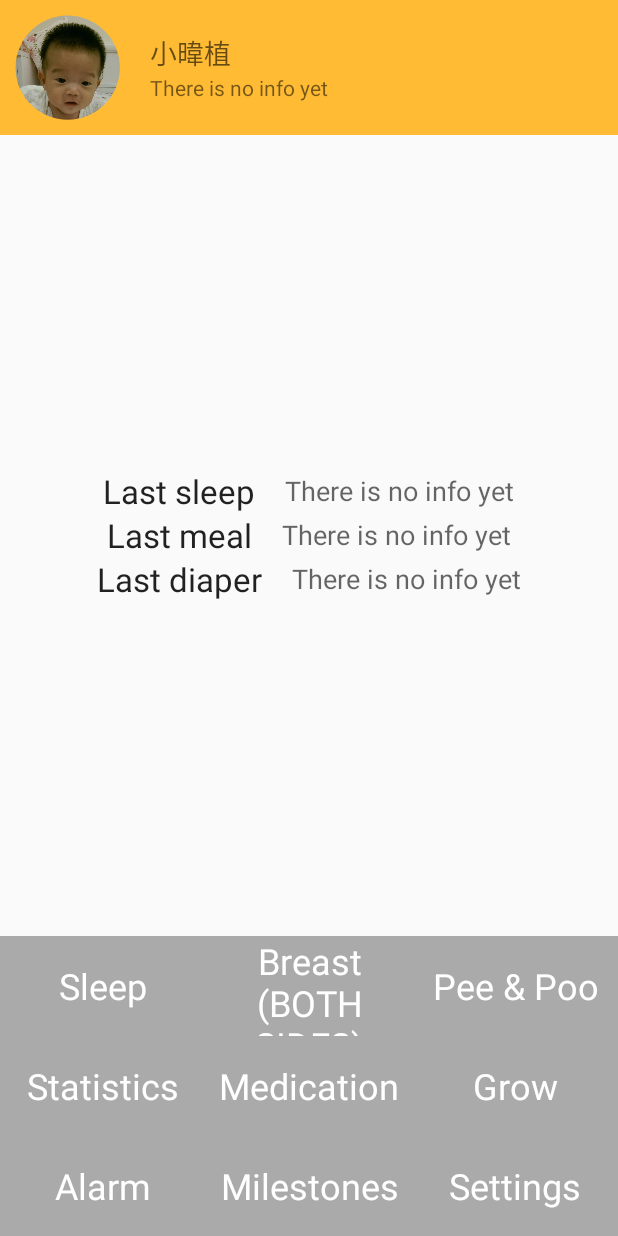
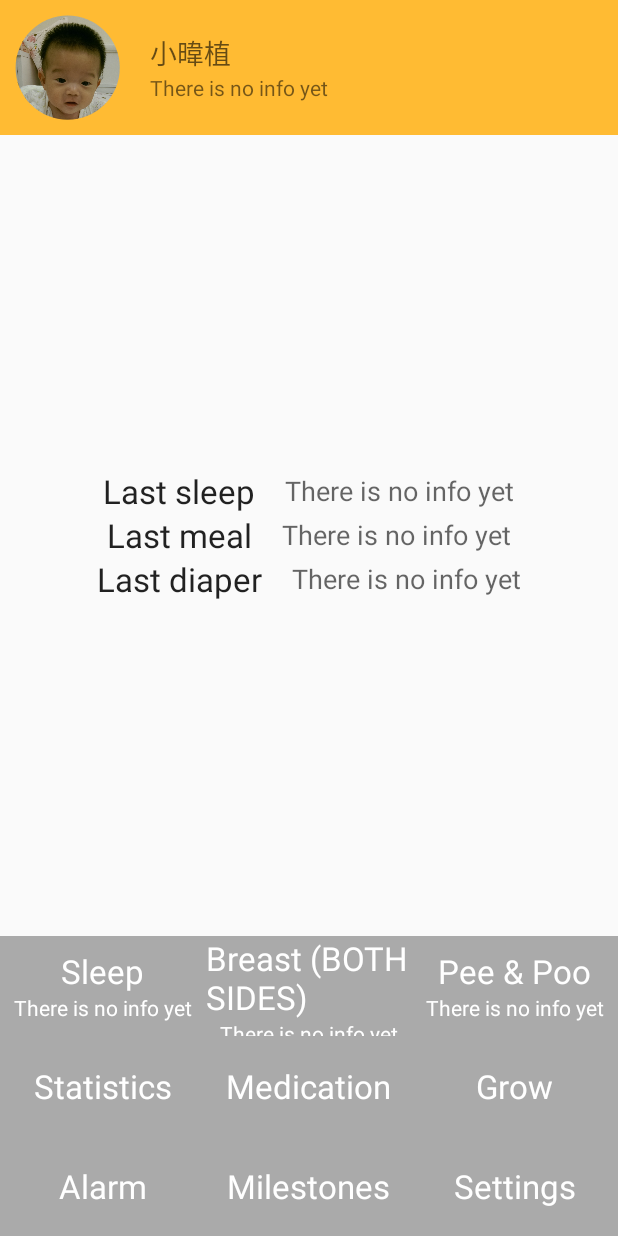
Before and after one commit to Roger00/babyTracker, an Android app: the screen it shows after launch (MainActivity), on a phone screen of 412 x 824 dp. Run offline under Robolectric (Android 15) with nearby library versions, the phone set to English and light mode, and no system bars; 8 statements that could not run were skipped.

Commit message:
Display last info on SwipeButtons
- Implement swipe buttons that has title/detail and counter
- Display info on the button
- Remove unused resources

```diff
--- a/BabyTracker/app/src/main/java/com/rnfstudio/babytracker/MainActivity.java
+++ b/BabyTracker/app/src/main/java/com/rnfstudio/babytracker/MainActivity.java
@@ -50,13 +50,12 @@ public class MainActivity extends Activity {
     private List<SwipeButton> getSwipeButtons(View v) {
         List<SwipeButton> ret = new ArrayList<>();
 
-        if (v instanceof ViewGroup) {
+        if (v instanceof SwipeButton) {
+            ret.add((SwipeButton) v);
+
+        } else if (v instanceof ViewGroup) {
             for (int i = 0; i < ((ViewGroup) v).getChildCount(); i++) {
                 ret.addAll(getSwipeButtons(((ViewGroup) v).getChildAt(i)));
-            }
-        } else {
-            if (v instanceof SwipeButton) {
-                ret.add((SwipeButton) v);
             }
         }
         return ret;
--- a/BabyTracker/app/src/main/java/com/rnfstudio/babytracker/SwipeButtonHandler.java
+++ b/BabyTracker/app/src/main/java/com/rnfstudio/babytracker/SwipeButtonHandler.java
@@ -20,6 +20,7 @@ import com.rnfstudio.babytracker.db.EventContract;
 import com.rnfstudio.babytracker.db.EventDB;
 import com.rnfstudio.babytracker.utility.SwipeButton;
 import com.rnfstudio.babytracker.utility.TimeUtils;
+import com.rnfstudio.babytracker.utility.Utilities;
 
 import java.util.ArrayList;
 import java.util.Calendar;
@@ -102,6 +103,9 @@ public class SwipeButtonHandler implements SwipeButton.Handler {
     private Button mStopButton;
     private ViewGroup mLastInfoPanel;
     private ViewGroup mInfoPanel;
+    private SwipeButton mSleepButton;
+    private SwipeButton mMealButton;
+    private SwipeButton mDiaperButton;
 
     private LastInfo mLastInfo;
 
@@ -202,6 +206,14 @@ public class SwipeButtonHandler implements SwipeButton.Handler {
     @Override
     public void addSwipeButton(SwipeButton btn) {
         mButtons.add(btn);
+
+        if (btn.getMainFuncId().equals(MENU_ITEM_SLEEP)) {
+            mSleepButton = btn;
+        } else if (btn.getMainFuncId().equals(MENU_ITEM_MEAL_TYPE_BREAST_BOTH)) {
+            mMealButton = btn;
+        } else if (btn.getMainFuncId().equals(MENU_ITEM_DIAPER_BOTH)) {
+            mDiaperButton = btn;
+        }
     }
 
     public void setLogView(TextView logView) {
@@ -246,6 +258,7 @@ public class SwipeButtonHandler implements SwipeButton.Handler {
     private void showCounterPanel(boolean show) {
         mCounterPanel.setVisibility(show ? View.VISIBLE : View.INVISIBLE);
         mMenuPanel.setVisibility(show ? View.INVISIBLE : View.VISIBLE);
+        if (show) refreshCounter();
     }
 
     public void setMenuPanel(ViewGroup menu) {
@@ -282,6 +295,7 @@ public class SwipeButtonHandler implements SwipeButton.Handler {
         TextView lastMealDetail = (TextView) mLastInfoPanel.findViewById(R.id.last_meal_detail);
         TextView lastDiaperDetail = (TextView) mLastInfoPanel.findViewById(R.id.last_diaper_detail);
 
+
         if (lastSleepDetail != null) {
             lastSleepDetail.setText(mLastInfo.getLastSleepMessage(mContext));
         }
@@ -292,6 +306,15 @@ public class SwipeButtonHandler implements SwipeButton.Handler {
             lastDiaperDetail.setText(mLastInfo.getLastDiaperMessage(mContext));
         }
 
+        if (mSleepButton != null) {
+            mSleepButton.setDetail(mLastInfo.getLastSleepMessage(mContext));
+        }
+        if (mMealButton != null) {
+            mMealButton.setDetail(mLastInfo.getLastMealMessage(mContext));
+        }
+        if (mDiaperButton != null) {
+            mDiaperButton.setDetail(mLastInfo.getLastDiaperMessage(mContext));
+        }
     }
 
     public void startTimeTicker() {
@@ -332,7 +355,7 @@ public class SwipeButtonHandler implements SwipeButton.Handler {
             TextView counterFunc = (TextView) mCounterPanel.findViewById(R.id.counterFunc);
             TextView counterTime = (TextView) mCounterPanel.findViewById(R.id.counterTime);
             counterTime.setText(String.format("%02d:%02d:%02d", hours, minutes, seconds));
-            counterFunc.setText(MainMenuItem.getDisplayCmd(mContext, getTimerFuncId()));
+            counterFunc.setText(Utilities.getDisplayCmd(mContext, getTimerFuncId()));
         }
     }
 
@@ -374,15 +397,19 @@ public class SwipeButtonHandler implements SwipeButton.Handler {
     }
 
     public void saveStates() {
+        String startTimeStr = "";
+        String timerFuncId = "";
         if (isTimerRunning()) {
-            SharedPreferences prefs = PreferenceManager.getDefaultSharedPreferences(mContext);
-            SharedPreferences.Editor editor = prefs.edit();
+            startTimeStr = TimeUtils.flattenCalendarTimeSafely(getStartTime(), EventContract.EventEntry.SIMPLE_DATE_TIME_FORMAT);
+            timerFuncId = getTimerFuncId();
+        }
 
-            String startTimeStr = TimeUtils.flattenCalendarTimeSafely(getStartTime(), EventContract.EventEntry.SIMPLE_DATE_TIME_FORMAT);
-            editor.putString(STATE_KEY_TIMER_START_TIME, startTimeStr);
-            editor.putString(STATE_KEY_TIMER_FUNCTION, getTimerFuncId());
-            editor.commit();
-        }
+        SharedPreferences prefs = PreferenceManager.getDefaultSharedPreferences(mContext);
+        SharedPreferences.Editor editor = prefs.edit();
+
+        editor.putString(STATE_KEY_TIMER_START_TIME, startTimeStr);
+        editor.putString(STATE_KEY_TIMER_FUNCTION, timerFuncId);
+        editor.commit();
     }
 
     public void restoreStates() {
--- a/BabyTracker/app/src/main/java/com/rnfstudio/babytracker/utility/SwipeButton.java
+++ b/BabyTracker/app/src/main/java/com/rnfstudio/babytracker/utility/SwipeButton.java
@@ -3,16 +3,17 @@ package com.rnfstudio.babytracker.utility;
 import android.content.Context;
 import android.content.res.Resources;
 import android.content.res.TypedArray;
-import android.graphics.drawable.Drawable;
+import android.graphics.PointF;
 import android.os.Vibrator;
 import android.text.TextUtils;
 import android.util.AttributeSet;
 import android.util.Log;
-import android.util.TypedValue;
 import android.view.Gravity;
 import android.view.LayoutInflater;
 import android.view.MotionEvent;
 import android.view.View;
+import android.view.ViewGroup;
+import android.widget.LinearLayout;
 import android.widget.PopupWindow;
 import android.widget.TextView;
 
@@ -21,14 +22,37 @@ import com.rnfstudio.babytracker.R;
 /**
  * Created by Roger on 2015/7/14.
  */
-public class SwipeButton extends TextView {
+public class SwipeButton extends LinearLayout {
+
+
+    // ------------------------------------------------------------------------
+    // TYPES
+    // ------------------------------------------------------------------------
+    public interface Handler {
+        public void OnClick(Context context, String cmd);
+        public void addSwipeButton(SwipeButton btn);
+    }
+
+    // ------------------------------------------------------------------------
+    // STATIC FIELDS
+    // ------------------------------------------------------------------------
     private static final String TAG = "SwipeButton";
     private static final boolean DEBUG = false;
 
     private static final String EMPTY_COMMAND = "";
-
     private static PopupWindow sPopup;
 
+    // ------------------------------------------------------------------------
+    // STATIC INITIALIZERS
+    // ------------------------------------------------------------------------
+
+    // ------------------------------------------------------------------------
+    // STATIC METHODS
+    // ------------------------------------------------------------------------
+
+    // ------------------------------------------------------------------------
+    // FIELDS
+    // ------------------------------------------------------------------------
     private PressState mPressedState;
     private String mMainFuncId;
     private String mLeftFuncId;
@@ -37,11 +61,22 @@ public class SwipeButton extends TextView {
     private String mDownFuncId;
     private Handler mHandler;
 
-    public interface Handler {
-        public void OnClick(Context context, String cmd);
-        public void addSwipeButton(SwipeButton btn);
-    }
+    private ViewGroup mMainPanel;
+    private TextView mTitle;
+    private TextView mDetail;
+    private TextView mCounter;
 
+    // ------------------------------------------------------------------------
+    // INITIALIZERS
+    // ------------------------------------------------------------------------
+
+    // ------------------------------------------------------------------------
+    // CONSTRUCTORS
+    // ------------------------------------------------------------------------
+
+    // ------------------------------------------------------------------------
+    // METHODS
+    // ------------------------------------------------------------------------
     public SwipeButton(Context context, AttributeSet attrs, int defStyleAttr, int defStyleRes) {
         super(context, attrs, defStyleAttr, defStyleRes);
         init(context, attrs);
@@ -63,6 +98,38 @@ public class SwipeButton extends TextView {
     }
 
     private void init(final Context context, AttributeSet attrs) {
+        // initialize sub-functions
+        if (attrs != null) {
+            TypedArray a = context.getTheme().obtainStyledAttributes(
+                    attrs,
+                    R.styleable.SwipeButton,
+                    0, 0);
+            try {
+                mMainFuncId = a.getString(R.styleable.SwipeButton_main);
+                mLeftFuncId = a.getString(R.styleable.SwipeButton_left);
+                mRightFuncId = a.getString(R.styleable.SwipeButton_right);
+                mUpFuncId = a.getString(R.styleable.SwipeButton_up);
+                mDownFuncId = a.getString(R.styleable.SwipeButton_down);
+            } finally {
+                a.recycle();
+            }
+        }
+
+        // inflate views and set default states
+        LayoutInflater inflater = (LayoutInflater) context.getSystemService(Context.LAYOUT_INFLATER_SERVICE);
+        inflater.inflate(R.layout.swipe_button, this);
+        mMainPanel = (ViewGroup) findViewById(R.id.mainPanel);
+        mTitle = (TextView) mMainPanel.findViewById(R.id.title);
+        mDetail = (TextView) mMainPanel.findViewById(R.id.detail);
+        mCounter = (TextView) findViewById(R.id.counter);
+        setTitle(Utilities.getDisplayCmd(context, mMainFuncId));
+        showCounter(false);
+
+        // setOnTouchListener for popup tips
+        initTouchListener(context);
+    }
+
+    private void initTouchListener(final Context context) {
         mPressedState = new PressState();
 
         setOnTouchListener(new OnTouchListener() {
@@ -142,37 +209,31 @@ public class SwipeButton extends TextView {
                 return false;
             }
         });
+    }
 
-        if (attrs == null) {
-            return;
+    private void setTitle(String title) {
+        mTitle.setText(title);
+    }
+
+    public void setDetail(String detail) {
+        if (mDetail.getVisibility() == View.GONE) {
+            mDetail.setVisibility(View.VISIBLE);
         }
+        mDetail.setText(detail);
+    }
 
-        // initialize sub-functions
-        TypedArray a = context.getTheme().obtainStyledAttributes(
-                attrs,
-                R.styleable.SwipeButton,
-                0, 0);
+    public void setCounterText(String text) {
+        mCounter.setText(text);
+    }
 
-        try {
-            mMainFuncId = a.getString(R.styleable.SwipeButton_main);
-            mLeftFuncId = a.getString(R.styleable.SwipeButton_left);
-            mRightFuncId = a.getString(R.styleable.SwipeButton_right);
-            mUpFuncId = a.getString(R.styleable.SwipeButton_up);
-            mDownFuncId = a.getString(R.styleable.SwipeButton_down);
-        } finally {
-            a.recycle();
+    public void showCounter(boolean show) {
+        if (show) {
+            mMainPanel.setVisibility(INVISIBLE);
+            mCounter.setVisibility(VISIBLE);
+        } else {
+            mMainPanel.setVisibility(VISIBLE);
+            mCounter.setVisibility(INVISIBLE);
         }
-
-        Resources res = context.getResources();
-        int displayStrId = res.getIdentifier(mMainFuncId, "string", "com.rnfstudio.babytracker");
-        setText(res.getString(displayStrId));
-        setTextSize(TypedValue.COMPLEX_UNIT_PX, getResources().getDimension(R.dimen.menu_item_text_size));
-        setGravity(Gravity.CENTER);
-        setTextColor(getResources().getColor(android.R.color.white));
-
-        // set background
-        Drawable bgDrawable = context.getResources().getDrawable(R.drawable.swipe_button_background);
-        setBackground(bgDrawable);
     }
 
     private void showTooltip(Context context, View v, String command) {
@@ -234,6 +295,10 @@ public class SwipeButton extends TextView {
         return TextUtils.isEmpty(command) ? EMPTY_COMMAND : command;
     }
 
+    public String getMainFuncId() {
+        return mMainFuncId;
+    }
+
     public void setHandler(Handler handler) {
         this.mHandler = handler;
         mHandler.addSwipeButton(this);
--- /dev/null
+++ b/BabyTracker/app/src/main/java/com/rnfstudio/babytracker/utility/Utilities.java
@@ -0,0 +1,55 @@
+package com.rnfstudio.babytracker.utility;
+
+import android.content.Context;
+import android.content.res.Resources;
+
+/**
+ * Created by Roger on 2015/8/5.
+ */
+public class Utilities {
+    // ------------------------------------------------------------------------
+    // TYPES
+    // ------------------------------------------------------------------------
+
+    // ------------------------------------------------------------------------
+    // STATIC FIELDS
+    // ------------------------------------------------------------------------
+
+    // ------------------------------------------------------------------------
+    // STATIC INITIALIZERS
+    // ------------------------------------------------------------------------
+
+    // ------------------------------------------------------------------------
+    // STATIC METHODS
+    // ------------------------------------------------------------------------
+    public static String getDisplayCmd(Context context, String cmdId) {
+        Resources res = context.getResources();
+        int resId = res.getIdentifier(cmdId, "string", "com.rnfstudio.babytracker");
+
+        String displayCmd = "";
+        if (resId != 0) {
+            try {
+                displayCmd = res.getString(resId);
+            } catch (Resources.NotFoundException e) {
+            }
+        }
+
+        return displayCmd;
+    }
+
+    // ------------------------------------------------------------------------
+    // FIELDS
+    // ------------------------------------------------------------------------
+
+    // ------------------------------------------------------------------------
+    // INITIALIZERS
+    // ------------------------------------------------------------------------
+
+    // ------------------------------------------------------------------------
+    // CONSTRUCTORS
+    // ------------------------------------------------------------------------
+
+    // ------------------------------------------------------------------------
+    // METHODS
+    // ------------------------------------------------------------------------
+}
--- a/BabyTracker/app/src/main/res/layout/swipe_button.xml
+++ b/BabyTracker/app/src/main/res/layout/swipe_button.xml
@@ -1,17 +1,42 @@
 <?xml version="1.0" encoding="utf-8"?>
-<LinearLayout xmlns:android="http://schemas.android.com/apk/res/android"
-    xmlns:custom="http://schemas.android.com/apk/res-auto"
-    android:orientation="vertical" android:layout_width="wrap_content"
-    android:layout_height="wrap_content">
+<FrameLayout xmlns:android="http://schemas.android.com/apk/res/android"
+    android:orientation="vertical" android:layout_width="match_parent"
+    android:layout_height="match_parent">
 
-    <com.rnfstudio.babytracker.utility.SwipeButton
-        android:layout_width="100dp"
-        android:layout_height="100dp"
-        android:background="@android:color/darker_gray"
-        custom:main="MAIN"
-        custom:left="LEFT"
-        custom:up="UP"
-        custom:down="DOWN"
-        custom:right="RIGHT" />
+    <LinearLayout
+        android:id="@+id/mainPanel"
+        android:orientation="vertical"
+        android:layout_width="match_parent"
+        android:layout_height="match_parent"
+        android:gravity="center_vertical"
+        android:background="@drawable/swipe_button_background">
 
-</LinearLayout>
+        <TextView
+            android:layout_width="wrap_content"
+            android:layout_height="wrap_content"
+            android:textAppearance="?android:attr/textAppearanceLarge"
+            android:textColor="@android:color/white"
+            android:id="@+id/title"
+            android:layout_gravity="center_horizontal" />
+
+        <TextView
+            android:layout_width="wrap_content"
+            android:layout_height="wrap_content"
+            android:textAppearance="?android:attr/textAppearanceSmall"
+            android:textColor="@android:color/white"
+            android:visibility="gone"
+            android:text="5566"
+            android:id="@+id/detail"
+            android:layout_gravity="center_horizontal" />
+    </LinearLayout>
+
+    <TextView
+        android:layout_width="wrap_content"
+        android:layout_height="wrap_content"
+        android:textAppearance="?android:attr/textAppearanceLarge"
+        android:id="@+id/counter"
+        android:layout_gravity="center_horizontal"
+        android:background="@drawable/counter_button_background"
+        android:visibility="gone"/>
+
+</FrameLayout>
```
Also changed, not shown: BabyTracker/app/src/main/java/com/rnfstudio/babytracker/MainMenuAdapter.java (deleted, +0 -182 lines), BabyTracker/app/src/main/java/com/rnfstudio/babytracker/MainMenuItem.java (deleted, +0 -116 lines), BabyTracker/app/src/main/res/layout/meal_selector.xml (deleted, +0 -43 lines), BabyTracker/app/src/main/res/layout/menu_item.xml (deleted, +0 -24 lines).
